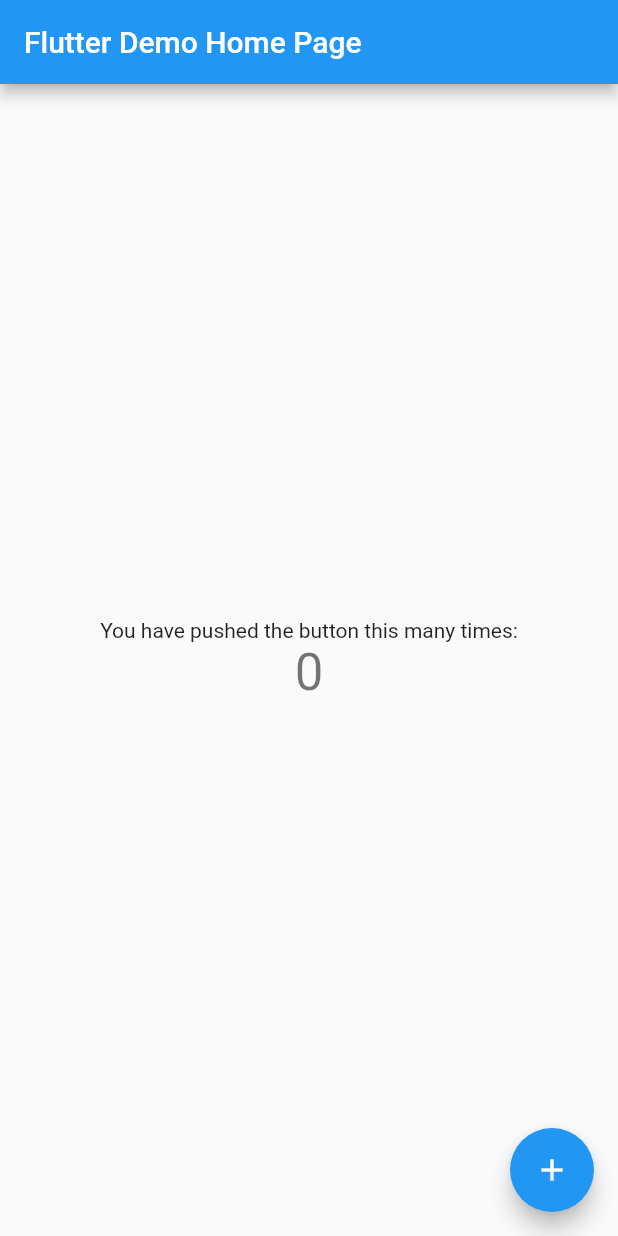
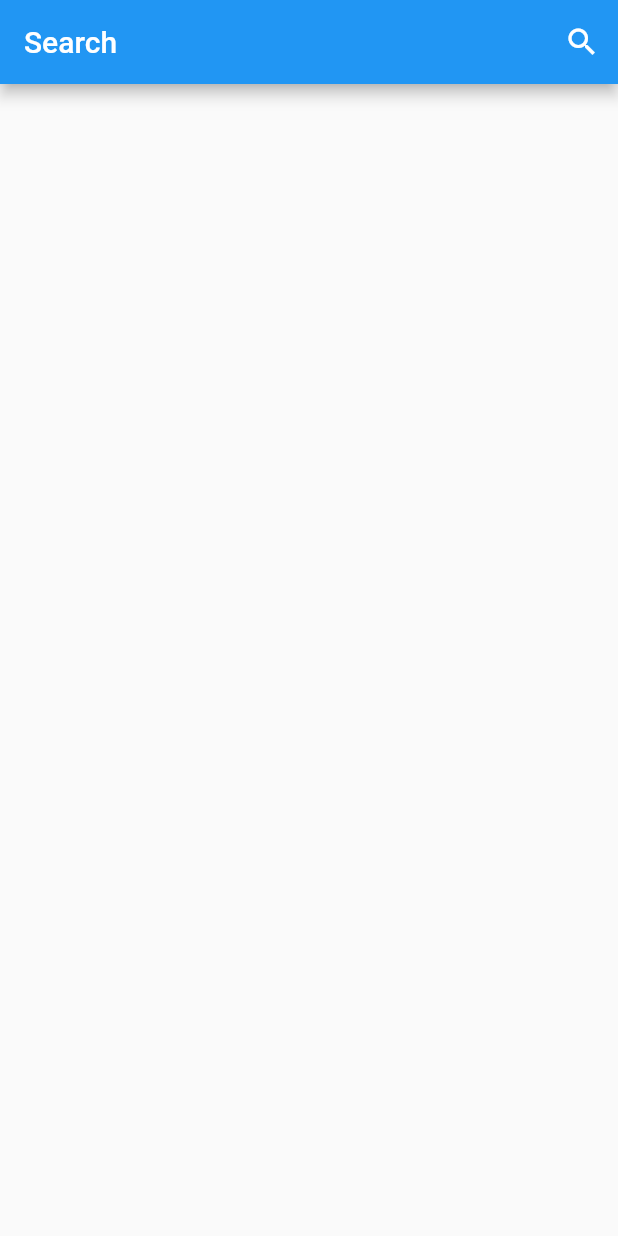
Before and after one commit to luigialejandro/flutter_first_searchbar, a Flutter app: the screen it shows after launch, on a phone screen of 412 x 824 dp. Run offline on Flutter 3.47's test engine with Material 2 defaults, Android fonts, the phone set to English and light mode, and no system bars.

Commit message:
Adding appbar title and search icon

```diff
--- a/lib/main.dart
+++ b/lib/main.dart
@@ -11,17 +11,9 @@
   @override
   Widget build(BuildContext context) {
     return MaterialApp(
+      debugShowCheckedModeBanner: false,
       title: 'Flutter Demo',
       theme: ThemeData(
-        // This is the theme of your application.
-        //
-        // Try running your application with "flutter run". You'll see the
-        // application has a blue toolbar. Then, without quitting the app, try
-        // changing the primarySwatch below to Colors.green and then invoke
-        // "hot reload" (press "r" in the console where you ran "flutter run",
-        // or simply save your changes to "hot reload" in a Flutter IDE).
-        // Notice that the counter didn't reset back to zero; the application
-        // is not restarted.
         primarySwatch: Colors.blue,
       ),
       home: const MyHomePage(title: 'Flutter Demo Home Page'),
@@ -32,15 +24,6 @@
 class MyHomePage extends StatefulWidget {
   const MyHomePage({Key? key, required this.title}) : super(key: key);
 
-  // This widget is the home page of your application. It is stateful, meaning
-  // that it has a State object (defined below) that contains fields that affect
-  // how it looks.
-
-  // This class is the configuration for the state. It holds the values (in this
-  // case the title) provided by the parent (in this case the App widget) and
-  // used by the build method of the State. Fields in a Widget subclass are
-  // always marked "final".
-
   final String title;
 
   @override
@@ -48,68 +31,16 @@
 }
 
 class _MyHomePageState extends State<MyHomePage> {
-  int _counter = 0;
-
-  void _incrementCounter() {
-    setState(() {
-      // This call to setState tells the Flutter framework that something has
-      // changed in this State, which causes it to rerun the build method below
-      // so that the display can reflect the updated values. If we changed
-      // _counter without calling setState(), then the build method would not be
-      // called again, and so nothing would appear to happen.
-      _counter++;
-    });
-  }
-
   @override
-  Widget build(BuildContext context) {
-    // This method is rerun every time setState is called, for instance as done
-    // by the _incrementCounter method above.
-    //
-    // The Flutter framework has been optimized to make rerunning build methods
-    // fast, so that you can just rebuild anything that needs updating rather
-    // than having to individually change instances of widgets.
-    return Scaffold(
-      appBar: AppBar(
-        // Here we take the value from the MyHomePage object that was created by
-        // the App.build method, and use it to set our appbar title.
-        title: Text(widget.title),
-      ),
-      body: Center(
-        // Center is a layout widget. It takes a single child and positions it
-        // in the middle of the parent.
-        child: Column(
-          // Column is also a layout widget. It takes a list of children and
-          // arranges them vertically. By default, it sizes itself to fit its
-          // children horizontally, and tries to be as tall as its parent.
-          //
-          // Invoke "debug painting" (press "p" in the console, choose the
-          // "Toggle Debug Paint" action from the Flutter Inspector in Android
-          // Studio, or the "Toggle Debug Paint" command in Visual Studio Code)
-          // to see the wireframe for each widget.
-          //
-          // Column has various properties to control how it sizes itself and
-          // how it positions its children. Here we use mainAxisAlignment to
-          // center the children vertically; the main axis here is the vertical
-          // axis because Columns are vertical (the cross axis would be
-          // horizontal).
-          mainAxisAlignment: MainAxisAlignment.center,
-          children: <Widget>[
-            const Text(
-              'You have pushed the button this many times:',
-            ),
-            Text(
-              '$_counter',
-              style: Theme.of(context).textTheme.headline4,
+  Widget build(BuildContext context) => Scaffold(
+        appBar: AppBar(
+          title: const Text('Search'),
+          actions: [
+            IconButton(
+              onPressed: () {},
+              icon: const Icon(Icons.search),
             ),
           ],
         ),
-      ),
-      floatingActionButton: FloatingActionButton(
-        onPressed: _incrementCounter,
-        tooltip: 'Increment',
-        child: const Icon(Icons.add),
-      ), // This trailing comma makes auto-formatting nicer for build methods.
-    );
-  }
+      );
 }
```
